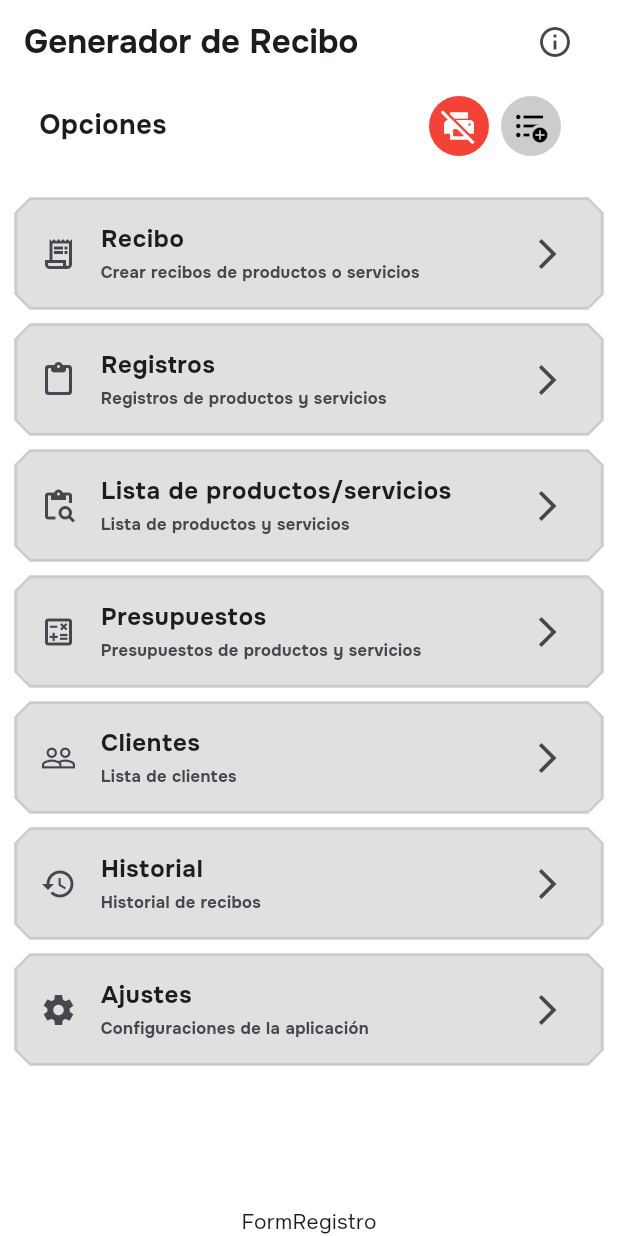
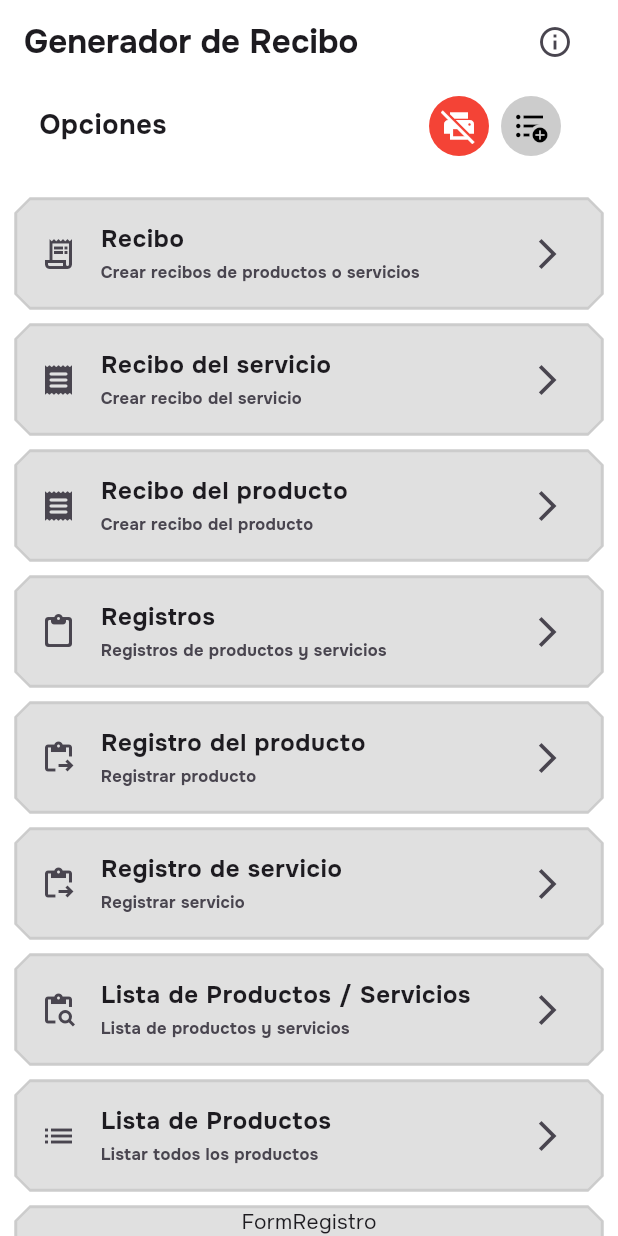
Before and after one commit to HanJian16/Ballots-Template, a Flutter app: the screen it shows after launch, on a phone screen of 412 x 824 dp. Run offline on Flutter 3.47's test engine with Material 3 defaults, Android fonts, the phone set to English and light mode, and no system bars; our stand-ins replace get, google_fonts, permission_handler, signature.

Commit message:
fix: add missing elements to list for correct data rendering"

```diff
--- a/frontend/ballots_template_flutter/lib/utils/homescreen_datalist.dart
+++ b/frontend/ballots_template_flutter/lib/utils/homescreen_datalist.dart
@@ -6,37 +6,104 @@ getListTileData() {
       'title': 'Recibo',
       'subtitle': 'Crear recibos de productos o servicios',
       'icon': Icons.receipt_long_outlined,
+      "selected": false,
+    },
+    {
+      'title': 'Recibo del servicio',
+      'subtitle': 'Crear recibo del servicio',
+      'icon': Icons.receipt_rounded,
+      "selected": false,
+    },
+    {
+      'title': 'Recibo del producto',
+      'subtitle': 'Crear recibo del producto',
+      'icon': Icons.receipt_rounded,
+      "selected": false,
     },
     {
       'title': 'Registros',
       'subtitle': 'Registros de productos y servicios',
       'icon': Icons.content_paste_rounded,
+      "selected": false,
     },
     {
-      'title': 'Lista de productos/servicios',
+      'title': 'Registro del producto',
+      'subtitle': 'Registrar producto',
+      'icon': Icons.content_paste_go,
+      "selected": false,
+    },
+    {
+      'title': 'Registro de servicio',
+      'subtitle': 'Registrar servicio',
+      'icon': Icons.content_paste_go,
+      "selected": false,
+    },
+    {
+      'title': 'Lista de Productos / Servicios',
       'subtitle': 'Lista de productos y servicios',
       'icon': Icons.content_paste_search,
+      "selected": false,
+    },
+    {
+      'title': 'Lista de Productos',
+      'subtitle': 'Listar todos los productos',
+      'icon': Icons.list,
+      "selected": false,
+    },
+    {
+      'title': 'Lista de servicios',
+      'subtitle': 'Listar todos los servicios',
+      'icon': Icons.list,
+      "selected": false,
     },
     {
       'title': 'Presupuestos',
       'subtitle': 'Presupuestos de productos y servicios',
       'icon': Icons.calculate_outlined,
+      "selected": false,
     },
     {
       'title': 'Clientes',
       'subtitle': 'Lista de clientes',
       'icon': Icons.people_outline,
+      "selected": false,
     },
     {
       'title': 'Historial',
-      'subtitle': 'Historial de recibos',
+      'subtitle': 'Historial de productos y servicios',
       'icon': Icons.history,
+      "selected": false,
+    },
+    {
+      'title': 'Historial de recepción de productos',
+      'subtitle': 'Historial de recepción de productos',
+      'icon': Icons.history,
+      "selected": false,
+    },
+    {
+      'title': 'Historial de recibos de servicio',
+      'subtitle': 'Historial de recepción de servicios',
+      'icon': Icons.history,
+      "selected": false,
+    },
+    {
+      'title': 'Historial de presupuesto',
+      'subtitle': 'Presupuesto de productos o s...',
+      'icon': Icons.history,
+      "selected": false,
+    },
+    {
+      'title': 'Planes Premium',
+      'subtitle': 'Conviértase en un usuario premium y 0...',
+      'icon': Icons.workspace_premium,
+      "selected": false,
     },
     {
       'title': 'Ajustes',
       'subtitle': 'Configuraciones de la aplicación',
       'icon': Icons.settings_sharp,
-    }
+      "selected": false,
+    },
   ];
 
   return listTileData;
```
